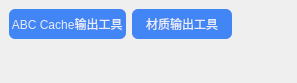
The window that core/TW_Code/TW_code.ui (rupengfei/TD_code) describes before a commit, drawn with Qt 5.
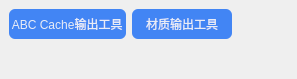
The same window after the commit.

```diff
--- a/core/TW_Code/TW_code.ui
+++ b/core/TW_Code/TW_code.ui
@@ -7,7 +7,7 @@
     <x>0</x>
     <y>0</y>
     <width>297</width>
-    <height>83</height>
+    <height>79</height>
    </rect>
   </property>
   <property name="windowTitle">
```
